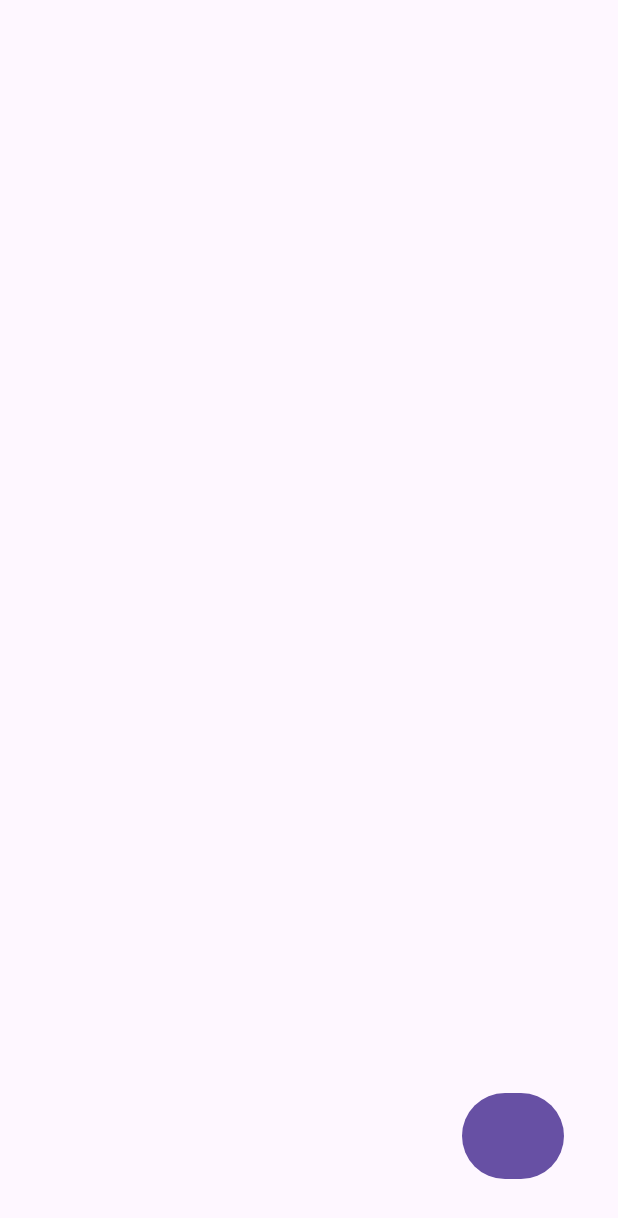
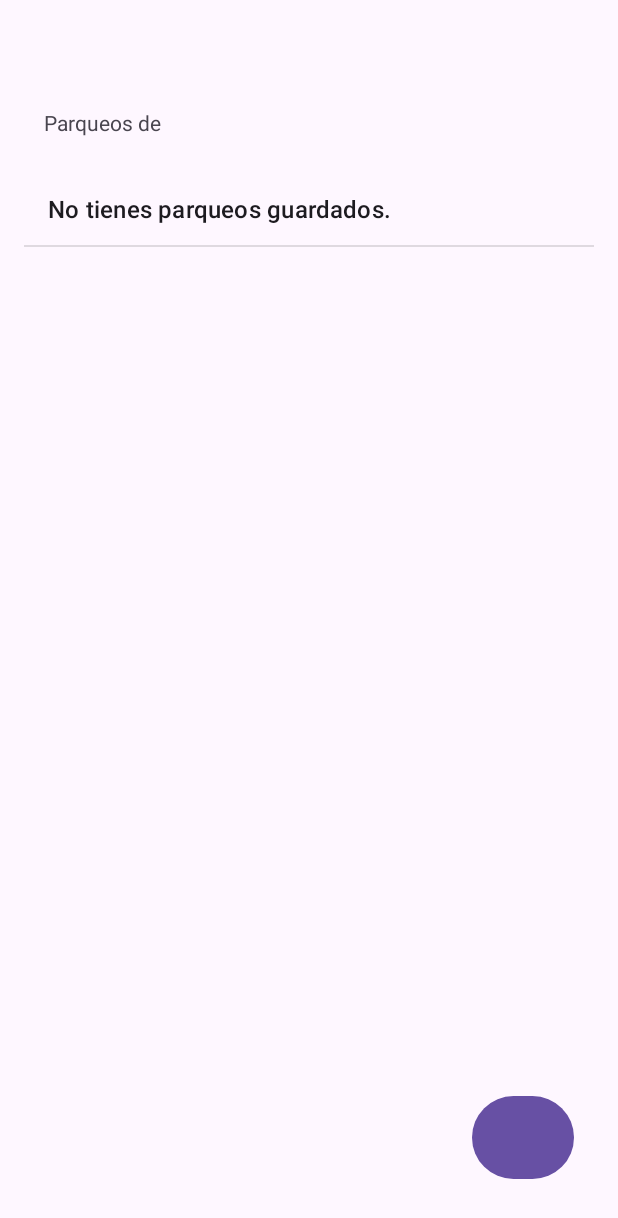
Before and after one commit to HernanMVarela/TP_3_GRUPO_4, an Android app: the HomeActivity screen opened directly, with no data from a screen before it, after a tap on "Parqueos", on a phone screen of 412 x 824 dp. Shown: the top 1218 px of the screen. Run offline under Robolectric (Android 15) with nearby library versions, the phone set to English and light mode, and no system bars; 1 other tap on this screen came first.

Commit message:
modal info user y listado de parqueos asociados

```diff
--- a/app/src/main/java/frgp/utn/edu/ar/DAO/ParqueoDAO.java
+++ b/app/src/main/java/frgp/utn/edu/ar/DAO/ParqueoDAO.java
@@ -10,5 +10,7 @@ public interface ParqueoDAO {
     public boolean insertarParqueo(Context context, Parqueo nuevo);
     public boolean existeParqueo(Context context, String patente);
     public List<Parqueo> listarParqueos(Context context);
+    public List<Parqueo> listarParqueosPorUser(Context context, String user);
+
     public Parqueo obtenerParqueo(Context context, String patente);
 }
--- a/app/src/main/java/frgp/utn/edu/ar/DAOImpl/ParqueoDAOImpl.java
+++ b/app/src/main/java/frgp/utn/edu/ar/DAOImpl/ParqueoDAOImpl.java
@@ -30,6 +30,7 @@ public class ParqueoDAOImpl implements ParqueoDAO {
             parqueo.put("PATENTE", nuevo.getPatente());
             parqueo.put("TIEMPO", nuevo.getTiempo());
             parqueo.put("INGRESO", dateFormat.format(nuevo.getIngreso()));
+            parqueo.put("USER", nuevo.getUser());
             DB.insertDB("parqueos",parqueo);
             DB.closeDB();
             return true;
@@ -79,7 +80,8 @@ public class ParqueoDAOImpl implements ParqueoDAO {
                                 fila.getInt(0),
                                 fila.getString(1),
                                 tiempo,
-                                fechaIngreso));
+                                fechaIngreso,
+                                fila.getString(4)));
                     }
                 } while (fila.moveToNext());
                 DB.closeDB();
@@ -94,6 +96,58 @@ public class ParqueoDAOImpl implements ParqueoDAO {
             return null;
         }
     }
+
+    @Override
+    public List<Parqueo> listarParqueosPorUser(Context context, String user) {
+        List<Parqueo> listaParqueos = new ArrayList<Parqueo>();
+        try {
+            DB = new OpenHelper( context, "tp3g4",null,1);
+            DB.openDB();
+            SQLiteDatabase base = DB.getWritableDatabase();
+            Calendar fechaActual = Calendar.getInstance();
+            Cursor fila = base.rawQuery("SELECT * FROM parqueos WHERE USER =?;", new String [] {user});
+            if (fila.moveToFirst()) {
+                do {
+                    // Recupera la fecha de ingreso como cadena desde la base de datos
+                    String fechaStr = fila.getString(3);
+
+                    // Convierte la cadena de fecha nuevamente a java.util.Date
+                    SimpleDateFormat dateFormat = new SimpleDateFormat("yyyy-MM-dd HH:mm:ss");
+                    Date fechaIngreso = dateFormat.parse(fechaStr);
+
+                    // Convierte la fecha de ingreso a Calendar
+                    Calendar calendarIngreso = Calendar.getInstance();
+                    calendarIngreso.setTime(fechaIngreso);
+
+                    // Obtiene el valor de "tiempo" desde la fila
+                    int tiempo = fila.getInt(2);
+
+                    // Suma el tiempo en minutos a la fecha de ingreso
+                    calendarIngreso.add(Calendar.MINUTE, tiempo);
+
+                    // Compara la fecha calculada con la fecha actual
+                    if (calendarIngreso.after(fechaActual)) {
+                        listaParqueos.add(new Parqueo(
+                                fila.getInt(0),
+                                fila.getString(1),
+                                tiempo,
+                                fechaIngreso,
+                                fila.getString(4)));
+                    }
+                } while (fila.moveToNext());
+                DB.closeDB();
+                return listaParqueos;
+            }else {
+                DB.closeDB();
+                return null;
+            }
+        }catch (Exception e){
+            Log.e("ERROR", e.toString());
+            DB.closeDB();
+            return null;
+        }
+    }
+
     @Override
     public Parqueo obtenerParqueo(Context context, String patente) {
         Parqueo buscado = new Parqueo();
@@ -113,6 +167,7 @@ public class ParqueoDAOImpl implements ParqueoDAO {
                 buscado.setPatente(fila.getString(1));
                 buscado.setTiempo(fila.getInt(2));
                 buscado.setIngreso(fecha);
+                buscado.setUser(fila.getString(4));
                 DB.closeDB();
                 return buscado;
             }else {
--- a/app/src/main/java/frgp/utn/edu/ar/OpenHelper/OpenHelper.java
+++ b/app/src/main/java/frgp/utn/edu/ar/OpenHelper/OpenHelper.java
@@ -15,7 +15,7 @@ public class OpenHelper extends SQLiteOpenHelper {
     @Override
     public void onCreate(SQLiteDatabase db) {
         String tablaUsuarios = "create table usuarios (ID integer primary key autoincrement, USERNAME text unique, PASSWORD text, CORREO text unique, ESTADO integer);";
-        String tablaParqueos = "create table parqueos (ID integer primary key autoincrement, PATENTE text, TIEMPO int, INGRESO text);";
+        String tablaParqueos = "create table parqueos (ID integer primary key autoincrement, PATENTE text, TIEMPO int, INGRESO text, USER text);";
 
         db.execSQL(tablaUsuarios);
         db.execSQL(tablaParqueos);
--- a/app/src/main/java/frgp/utn/edu/ar/controllers/HomeActivity.java
+++ b/app/src/main/java/frgp/utn/edu/ar/controllers/HomeActivity.java
@@ -1,6 +1,7 @@
 package frgp.utn.edu.ar.controllers;
 
 import android.annotation.SuppressLint;
+import android.app.AlertDialog;
 import android.content.Intent;
 import android.os.Bundle;
 import android.view.MenuItem;
@@ -45,12 +46,19 @@ public class HomeActivity extends AppCompatActivity {
                 int id = menuItem.getItemId();
 
                 if(id==R.id.nav_Parqueos){
-                    Intent intent = new Intent(HomeActivity.this, ParqueosActivity.class);
-                    startActivity(intent);
+                    Intent parqueos = new Intent(HomeActivity.this, ParqueosActivity.class);
+                    parqueos.putExtra("userName", userName);
+                    startActivity(parqueos);
                 }
                 if(id==R.id.nav_user){
-                    Intent intent = new Intent(HomeActivity.this, UserActivity.class);
-                    startActivity(intent);
+                    //open modal on click
+                    AlertDialog.Builder contact = new AlertDialog.Builder(HomeActivity.this);
+                    contact.setTitle("INFORMACION DEL USUARIO");
+                    contact.setMessage("Nombre de Usuario: " + userName + "\n" + "Email: " + email + "\n" + "Contraseña: " + getIntent().getStringExtra("pass"));
+
+                    contact.setCancelable(false)
+                            .setPositiveButton("OK", null);
+                    contact.show();
                 }
                 if(id==R.id.nav_logout){
                     CerrarSesion();
--- a/app/src/main/java/frgp/utn/edu/ar/controllers/MainActivity.java
+++ b/app/src/main/java/frgp/utn/edu/ar/controllers/MainActivity.java
@@ -45,6 +45,7 @@ public class MainActivity extends AppCompatActivity {
             Intent home = new Intent(this, HomeActivity.class);
             home.putExtra("userName", user.getUsername());
             home.putExtra("email", user.getCorreo());
+            home.putExtra("pass", user.getPassword());
             startActivity(home);
             return true;
         }
--- a/app/src/main/java/frgp/utn/edu/ar/controllers/ParqueosActivity.java
+++ b/app/src/main/java/frgp/utn/edu/ar/controllers/ParqueosActivity.java
@@ -13,10 +13,14 @@ import android.util.Log;
 import android.view.View;
 import android.view.Window;
 import android.widget.AdapterView;
+import android.widget.ArrayAdapter;
 import android.widget.Button;
 import android.widget.EditText;
+import android.widget.ListView;
+import android.widget.TextView;
 import android.widget.Toast;
 
+import java.util.ArrayList;
 import java.util.Calendar;
 import java.util.List;
 
@@ -30,32 +34,25 @@ import frgp.utn.edu.ar.negocioImpl.ParqueoNegocio;
 public class ParqueosActivity extends AppCompatActivity {
 
     private Button addParqueo;
+    String user;
+    TextView tvUserName;
     IParqueoNegocio ParNeg = new ParqueoNegocio();
+    private List<String> parqueos = new ArrayList<>();
+
+    private ListView lvParqueos;
+
     @Override
     protected void onCreate(Bundle savedInstanceState) {
         super.onCreate(savedInstanceState);
         setContentView(R.layout.activity_parqueos);
         addParqueo = (Button) findViewById(R.id.addParqueoBtn);
-
+        tvUserName = (TextView) findViewById(R.id.textUserParqueos);
+        String userName = getIntent().getStringExtra("userName");
+        user = userName;
+        tvUserName.setText(userName);
         listarParqueos();
         addParqueo.setOnClickListener(new View.OnClickListener() {
             public void onClick(View view) { showCustomDialog();
-                /*AlertDialog alertDialog = new AlertDialog.Builder(ParqueosActivity.this).create(); //Read Update
-                alertDialog.setTitle("AGREGAR PARQUEO");
-                alertDialog.setMessage("Ingrese los datos del parqueo");
-                alertDialog.setButton("GUARDAR", new DialogInterface.OnClickListener() {
-                    public void onClick(DialogInterface dialog, int which) {
-                        Parqueo nuevo = new Parqueo("ABC 123",45);
-                        if(escribirDB(nuevo)){
-                            listarParqueos();
-                            buscarParqueo(nuevo.getPatente());
-                        }else{
-                            Log.e("ERROR", "NO SE AGREGO PARQUEO A DB");
-                        }
-                    }
-                });
-
-                alertDialog.show();*/
             }
         });
     }
@@ -81,24 +78,28 @@ public class ParqueosActivity extends AppCompatActivity {
         registrar.setOnClickListener(new View.OnClickListener() {
             @Override
             public void onClick(View v) {
-                Toast.makeText(ParqueosActivity.this, matricula.getText().toString() + " & " + tiempo.getText().toString(), Toast.LENGTH_LONG).show();
-                if(matricula.getText().toString()!=null&&tiempo.getText().toString()!=null)
+                if(!matricula.getText().toString().isEmpty() && !tiempo.getText().toString().isEmpty())
                 {
-                    Parqueo parq = new Parqueo(matricula.getText().toString(),Integer.parseInt(tiempo.getText().toString()), Calendar.getInstance().getTime());
+                    Parqueo parq = new Parqueo(matricula.getText().toString(),Integer.parseInt(tiempo.getText().toString()), Calendar.getInstance().getTime(), user);
                     if(escribirDB(parq))
                     {
                         Toast.makeText(ParqueosActivity.this, "Registrado", Toast.LENGTH_LONG).show();
+                        listarParqueos();
                     }
                     else
                     {
                         Toast.makeText(ParqueosActivity.this, "Error", Toast.LENGTH_LONG).show();
                     }
                 }
+                else {
+                    Toast.makeText(ParqueosActivity.this, "Debe completar todos los campos", Toast.LENGTH_LONG).show();
+                }
                 dialog.dismiss();
             }
         });
 
         dialog.show();
+
     }
 
     private boolean escribirDB(Parqueo nuevo){
@@ -106,14 +107,35 @@ public class ParqueosActivity extends AppCompatActivity {
     }
 
     private void listarParqueos(){
-        List<Parqueo> listado = ParNeg.listarParqueos(this);
+
+        parqueos.clear();
+        lvParqueos = (ListView)findViewById(R.id.lvParqueos);
+        ArrayAdapter<String> adapter = new ArrayAdapter<>(this, android.R.layout.simple_list_item_1, parqueos);
+        lvParqueos.setAdapter(adapter);
+
+        List<Parqueo> listado = ParNeg.listarParqueosPorUser(this, user);
+        //show in console
+        Log.i("User", "Parqueos del usuario: " + user);
+
         if(listado!=null) {
             for (Parqueo park : listado) {
-                Log.i("Parqueo Listado " + park.getId(), park.toString());
+                Log.i("Parqueo " + park.getId(), "Patente: " + park.getPatente() + " | Tiempo: " + park.getTiempo() + " Minutos");
             }
         } else{
-            Log.e("SIN DATOS", "NO HAY DATOS EN LA DB");
+            Log.i("Parqueo ", "No tienes parqueos guardados.");
         }
+
+        if(listado!=null) {
+            for (Parqueo park : listado) {
+                parqueos.add("Patente: " + park.getPatente() + " | Tiempo: " + park.getTiempo()+ " Minutos");
+            }
+        } else{
+            parqueos.add("No tienes parqueos guardados.");
+        }
+
+        lvParqueos = (ListView)findViewById(R.id.lvParqueos);
+        ArrayAdapter<String> adapter2 = new ArrayAdapter<>(this, android.R.layout.simple_list_item_1, parqueos);
+        lvParqueos.setAdapter(adapter2);
     }
 
     private void buscarParqueo(String patente){
--- a/app/src/main/java/frgp/utn/edu/ar/negocio/IParqueoNegocio.java
+++ b/app/src/main/java/frgp/utn/edu/ar/negocio/IParqueoNegocio.java
@@ -12,5 +12,6 @@ public interface IParqueoNegocio {
     public Parqueo buscarPorPatente(Context context, String patente);
     public boolean existePatente(Context context, String patente);
     public List<Parqueo> listarParqueos(Context context);
+    public List<Parqueo> listarParqueosPorUser(Context context, String user);
     public boolean eliminarParqueo(Context context, Parqueo eliminar);
 }
--- a/app/src/main/java/frgp/utn/edu/ar/negocioImpl/ParqueoNegocio.java
+++ b/app/src/main/java/frgp/utn/edu/ar/negocioImpl/ParqueoNegocio.java
@@ -36,6 +36,11 @@ public class ParqueoNegocio implements IParqueoNegocio {
     }
 
     @Override
+    public List<Parqueo> listarParqueosPorUser(Context context, String user) {
+        return ParDao.listarParqueosPorUser(context, user);
+    }
+
+    @Override
     public boolean eliminarParqueo(Context context, Parqueo eliminar) {
         return false;
     }
--- a/app/src/main/res/layout/activity_parqueos.xml
+++ b/app/src/main/res/layout/activity_parqueos.xml
@@ -7,18 +7,51 @@
     tools:context=".ParqueosActivity">
 
 
-
     <Button
         android:id="@+id/addParqueoBtn"
         android:layout_width="68dp"
-        android:layout_height="65dp"
-        android:layout_marginEnd="36dp"
+        android:layout_height="0dp"
+        android:layout_marginTop="18dp"
+        android:layout_marginEnd="13dp"
         android:layout_marginBottom="34dp"
         android:textAlignment="center"
         android:textAppearance="@style/TextAppearance.AppCompat.Large"
         android:textSize="34sp"
         app:layout_constraintBottom_toBottomOf="parent"
+        app:layout_constraintEnd_toEndOf="@+id/lvParqueos"
+        app:layout_constraintTop_toBottomOf="@+id/lvParqueos"
+        tools:text="+" />
+
+    <TextView
+        android:id="@+id/tvTitle"
+        android:layout_width="wrap_content"
+        android:layout_height="wrap_content"
+        android:layout_marginStart="29dp"
+        android:text="@string/parqueos_title"
+        app:layout_constraintBaseline_toBaselineOf="@+id/textUserParqueos"
+        app:layout_constraintStart_toStartOf="parent" />
+
+    <TextView
+        android:id="@+id/textUserParqueos"
+        android:layout_width="wrap_content"
+        android:layout_height="wrap_content"
+        android:layout_marginStart="4dp"
+        android:layout_marginBottom="24dp"
+        android:text="@string/parqueos_user"
+        app:layout_constraintBottom_toTopOf="@+id/lvParqueos"
+        app:layout_constraintStart_toEndOf="@+id/tvTitle" />
+
+    <ListView
+        android:id="@+id/lvParqueos"
+        android:layout_width="0dp"
+        android:layout_height="0dp"
+        android:layout_marginStart="16dp"
+        android:layout_marginTop="115dp"
+        android:layout_marginEnd="16dp"
+        android:layout_marginBottom="115dp"
+        app:layout_constraintBottom_toBottomOf="parent"
         app:layout_constraintEnd_toEndOf="parent"
-        tools:text="@string/add" />
+        app:layout_constraintStart_toStartOf="parent"
+        app:layout_constraintTop_toTopOf="parent" />
 
 </androidx.constraintlayout.widget.ConstraintLayout>
--- a/app/src/main/res/values/strings.xml
+++ b/app/src/main/res/values/strings.xml
@@ -25,4 +25,6 @@
     <string name="Cancelar">Cancelar</string>
     <string name="add">+</string>
     <string name="List">Listar</string>
+    <string name="parqueos_title">Parqueos de</string>
+    <string name="parqueos_user">User</string>
 </resources>
```
Also changed, not shown: app/src/main/java/frgp/utn/edu/ar/entidades/Parqueo.java (+21 -3 lines).
